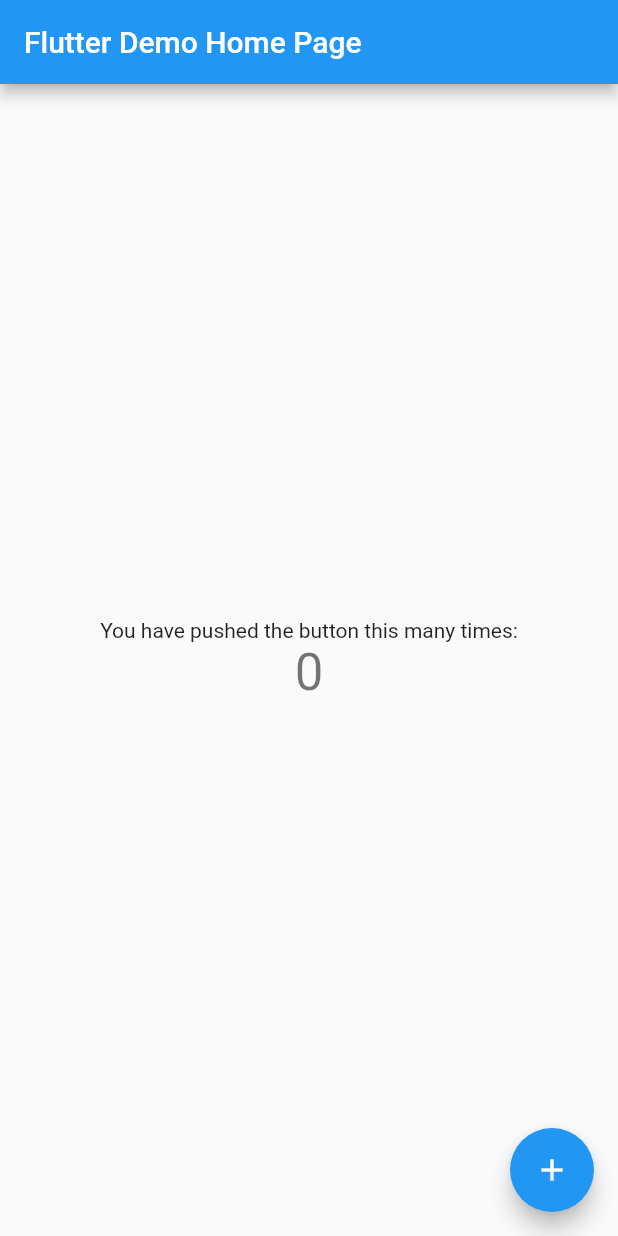
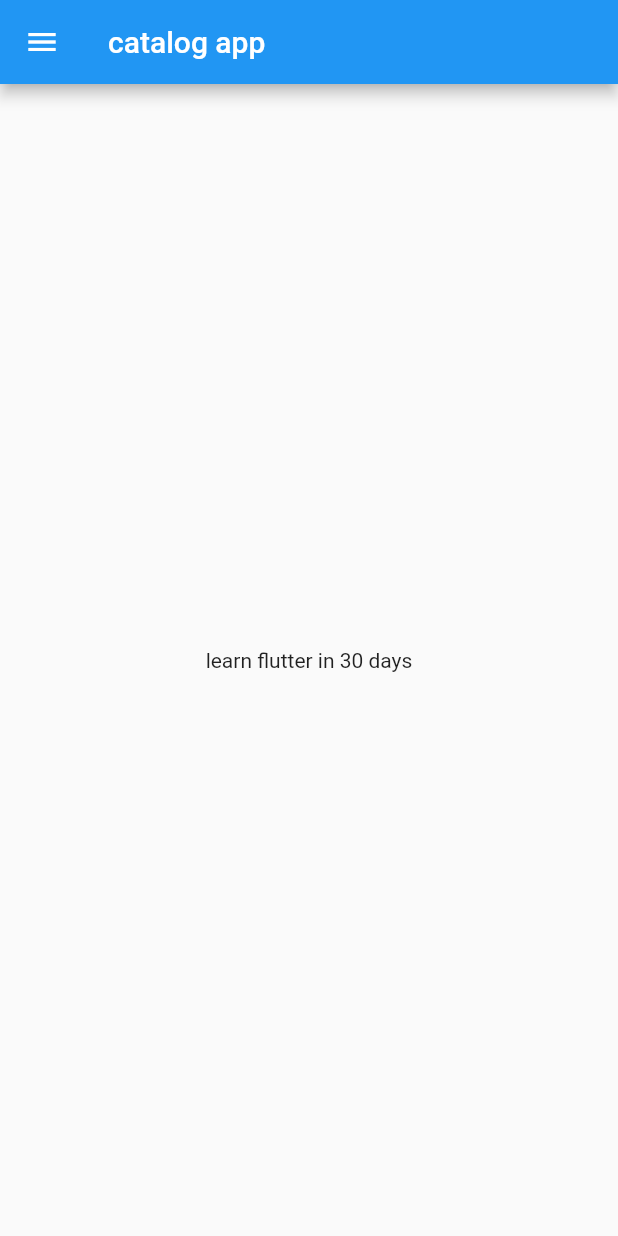
Before and after one commit to cuong20170673/flutter, a Flutter app: the screen it shows after launch, on a phone screen of 412 x 824 dp. Run offline on Flutter 3.47's test engine with Material 2 defaults, Android fonts, the phone set to English and light mode, and no system bars.

Commit message:
second commit

```diff
--- /dev/null
+++ b/lib/home_page.dart
@@ -0,0 +1,20 @@
+import 'package:flutter/material.dart';
+
+class HomePage extends StatelessWidget {
+  const HomePage({Key? key}) : super(key: key);
+  final int days = 30;
+  final String name = "Cuong";
+
+  @override
+  Widget build(BuildContext context) {
+    return Scaffold(
+      appBar: AppBar(
+        title: const Text("catalog app"),
+      ),
+      body: Center(
+        child: Container(child: Text("learn flutter in $days days")),
+      ),
+      drawer: const Drawer(),
+    );
+  }
+}
--- a/lib/main.dart
+++ b/lib/main.dart
@@ -1,4 +1,5 @@
 import 'package:flutter/material.dart';
+import 'package:flutter_30_days/home_page.dart';
 
 void main() {
   runApp(const MyApp());
@@ -7,109 +8,10 @@
 class MyApp extends StatelessWidget {
   const MyApp({Key? key}) : super(key: key);
 
-  // This widget is the root of your application.
   @override
   Widget build(BuildContext context) {
-    return MaterialApp(
-      title: 'Flutter Demo',
-      theme: ThemeData(
-        // This is the theme of your application.
-        //
-        // Try running your application with "flutter run". You'll see the
-        // application has a blue toolbar. Then, without quitting the app, try
-        // changing the primarySwatch below to Colors.green and then invoke
-        // "hot reload" (press "r" in the console where you ran "flutter run",
-        // or simply save your changes to "hot reload" in a Flutter IDE).
-        // Notice that the counter didn't reset back to zero; the application
-        // is not restarted.
-        primarySwatch: Colors.blue,
-      ),
-      home: const MyHomePage(title: 'Flutter Demo Home Page'),
+    return const MaterialApp(
+      home: HomePage(),
     );
   }
 }
-
-class MyHomePage extends StatefulWidget {
-  const MyHomePage({Key? key, required this.title}) : super(key: key);
-
-  // This widget is the home page of your application. It is stateful, meaning
-  // that it has a State object (defined below) that contains fields that affect
-  // how it looks.
-
-  // This class is the configuration for the state. It holds the values (in this
-  // case the title) provided by the parent (in this case the App widget) and
-  // used by the build method of the State. Fields in a Widget subclass are
-  // always marked "final".
-
-  final String title;
-
-  @override
-  State<MyHomePage> createState() => _MyHomePageState();
-}
-
-class _MyHomePageState extends State<MyHomePage> {
-  int _counter = 0;
-
-  void _incrementCounter() {
-    setState(() {
-      // This call to setState tells the Flutter framework that something has
-      // changed in this State, which causes it to rerun the build method below
-      // so that the display can reflect the updated values. If we changed
-      // _counter without calling setState(), then the build method would not be
-      // called again, and so nothing would appear to happen.
-      _counter++;
-    });
-  }
-
-  @override
-  Widget build(BuildContext context) {
-    // This method is rerun every time setState is called, for instance as done
-    // by the _incrementCounter method above.
-    //
-    // The Flutter framework has been optimized to make rerunning build methods
-    // fast, so that you can just rebuild anything that needs updating rather
-    // than having to individually change instances of widgets.
-    return Scaffold(
-      appBar: AppBar(
-        // Here we take the value from the MyHomePage object that was created by
-        // the App.build method, and use it to set our appbar title.
-        title: Text(widget.title),
-      ),
-      body: Center(
-        // Center is a layout widget. It takes a single child and positions it
-        // in the middle of the parent.
-        child: Column(
-          // Column is also a layout widget. It takes a list of children and
-          // arranges them vertically. By default, it sizes itself to fit its
-          // children horizontally, and tries to be as tall as its parent.
-          //
-          // Invoke "debug painting" (press "p" in the console, choose the
-          // "Toggle Debug Paint" action from the Flutter Inspector in Android
-          // Studio, or the "Toggle Debug Paint" command in Visual Studio Code)
-          // to see the wireframe for each widget.
-          //
-          // Column has various properties to control how it sizes itself and
-          // how it positions its children. Here we use mainAxisAlignment to
-          // center the children vertically; the main axis here is the vertical
-          // axis because Columns are vertical (the cross axis would be
-          // horizontal).
-          mainAxisAlignment: MainAxisAlignment.center,
-          children: <Widget>[
-            const Text(
-              'You have pushed the button this many times:',
-            ),
-            Text(
-              '$_counter',
-              style: Theme.of(context).textTheme.headline4,
-            ),
-          ],
-        ),
-      ),
-      floatingActionButton: FloatingActionButton(
-        onPressed: _incrementCounter,
-        tooltip: 'Increment',
-        child: const Icon(Icons.add),
-      ), // This trailing comma makes auto-formatting nicer for build methods.
-    );
-  }
-}
```
